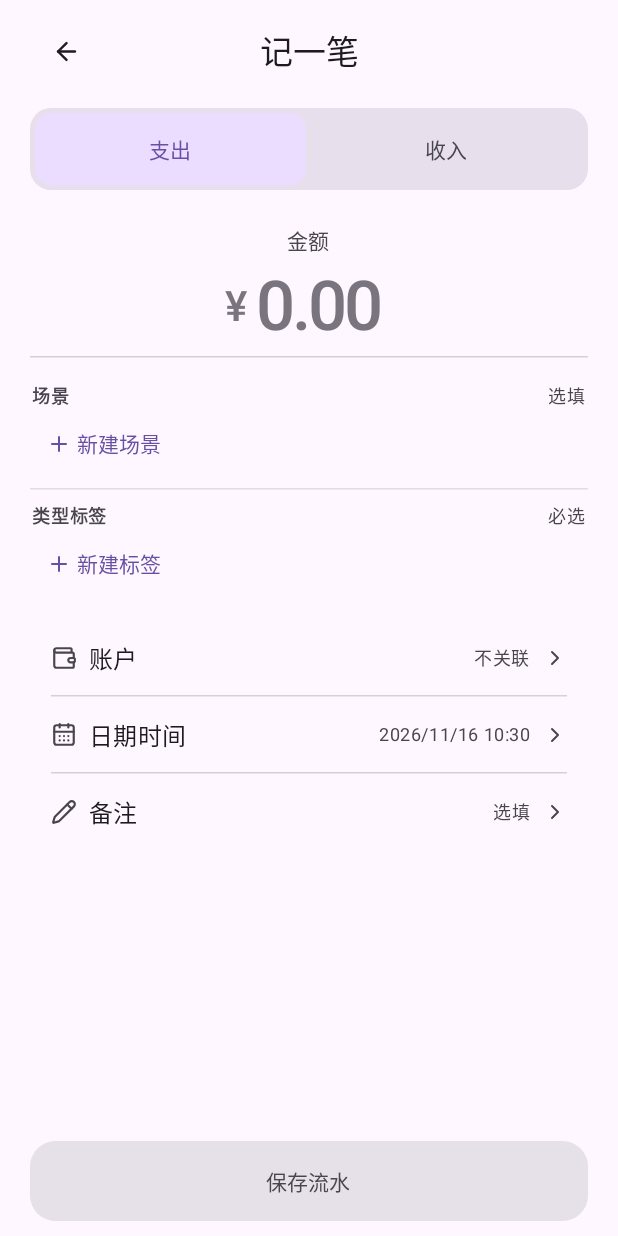
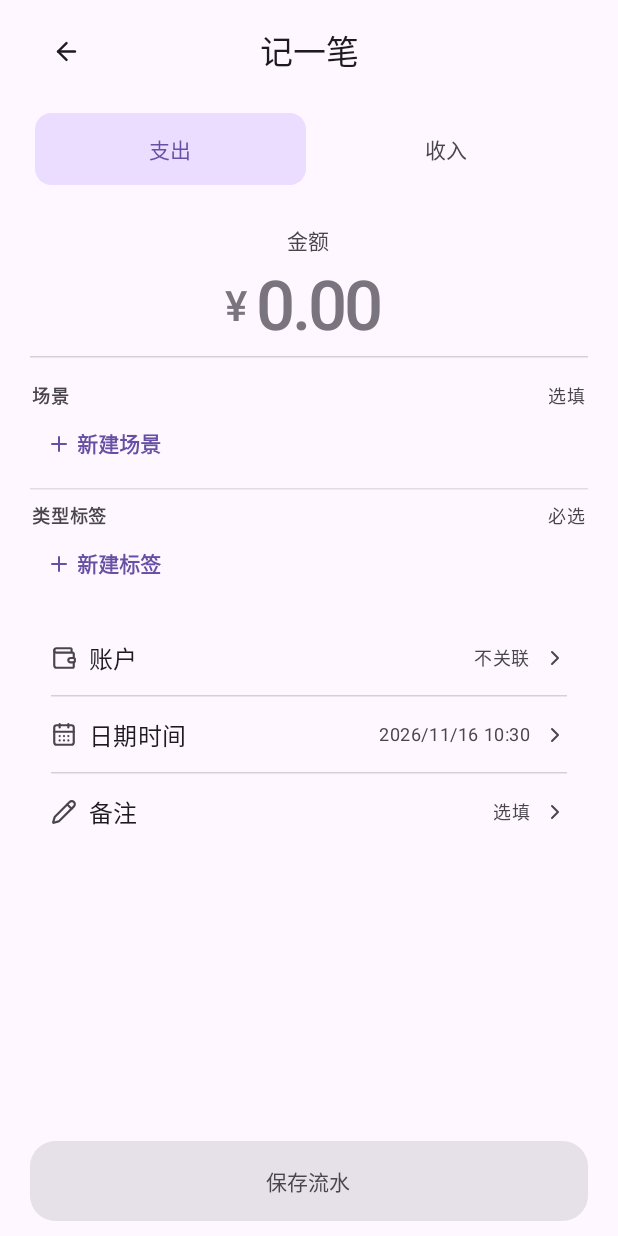
Before and after one commit to daybreak430/WMM, an Android app built with Jetpack Compose: the composable EntryEditor called with empty values, on a phone screen of 412 x 824 dp. Run offline under Robolectric (Android 15) with nearby library versions, the phone set to English and light mode, and no system bars; our stand-ins replace Room's generated code; libraries missing offline, so code that uses them is left out: net.zetetic.database; 1 statement that could not run was skipped.

Commit message:
优化：增强收支切换和录入标签的辨识度

```diff
--- a/app/build.gradle.kts
+++ b/app/build.gradle.kts
@@ -12,8 +12,8 @@ android {
         applicationId = "com.wmm.ledger"
         minSdk = 26
         targetSdk = 36
-        versionCode = 11
-        versionName = "0.4.5"
+        versionCode = 12
+        versionName = "0.4.6"
         testInstrumentationRunner = "androidx.test.runner.AndroidJUnitRunner"
     }
     buildTypes {
--- a/app/src/main/java/com/wmm/ledger/ui/EntryEditor.kt
+++ b/app/src/main/java/com/wmm/ledger/ui/EntryEditor.kt
@@ -126,7 +126,10 @@ fun EntryEditor(data: LedgerSnapshot, initial: Entry?, model: LedgerViewModel, b
         }
         Column(Modifier.weight(1f).verticalScroll(rememberScrollState())
             .padding(horizontal = pageInset, vertical = 4.dp), verticalArrangement = Arrangement.spacedBy(16.dp)) {
-            LedgerSegments(Kind.entries, kind, { it.title }) { option ->
+            LedgerSegments(
+                Kind.entries, kind, { it.title },
+                containerColor = if (LocalLedgerDark.current) colors.surfaceContainerHigh else colors.surface,
+            ) { option ->
                 if (option != kind) {
                     kindName = option.name
                     tagId = null
@@ -343,7 +346,7 @@ private fun EntryAmount(amount: String, error: Boolean, autoFocus: Boolean, onCh
 private fun EntryTagChip(label: String, selected: Boolean? = null, optional: Boolean = false,
     add: Boolean = false, onClick: () -> Unit) {
     val colors = MaterialTheme.colorScheme
-    val shape = RoundedCornerShape(10.dp)
+    val shape = RoundedCornerShape(12.dp)
     val interaction = when {
         selected == null -> Modifier.clickable(
             interactionSource = null, indication = null, role = Role.Button, onClick = onClick,
@@ -358,16 +361,19 @@ private fun EntryTagChip(label: String, selected: Boolean? = null, optional: Boo
     }
     val chipFill = when (selected) {
         true -> colors.primaryContainer
-        false -> colors.surfaceVariant
+        false -> if (LocalLedgerDark.current) colors.surfaceContainerHigh else colors.surface
         null -> Color.Transparent
     }
-    val tint = if (selected != false) colors.primary else colors.onSurface
+    val tint = if (selected == false) colors.onSurfaceVariant else colors.primary
+    val labelStyle = MaterialTheme.typography.labelLarge.copy(
+        fontWeight = if (selected == null) FontWeight.SemiBold else FontWeight.Medium,
+    )
     Box(Modifier.heightIn(min = 44.dp).clip(shape).then(interaction), contentAlignment = Alignment.Center) {
         Surface(shape = shape, color = chipFill) {
             Row(Modifier.heightIn(min = 34.dp).padding(horizontal = 11.dp, vertical = 4.dp),
                 verticalAlignment = Alignment.CenterVertically, horizontalArrangement = Arrangement.spacedBy(4.dp)) {
                 if (add) LucideIcon(Glyph.PLUS, tint, size = 16)
-                Text(label, style = MaterialTheme.typography.labelLarge, color = tint)
+                Text(label, style = labelStyle, color = tint)
             }
         }
     }
```
